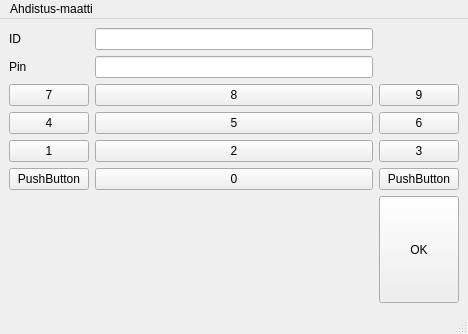
The window that bankautomat/mainwindow.ui (tvt21kmo-bank-project/group_3) describes before a commit, drawn with Qt 5.
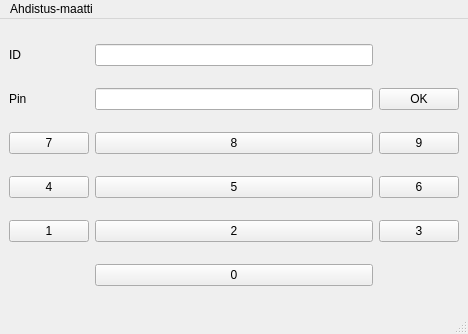
The same window after the commit.

Diff of the .ui file:
```diff
--- a/bankautomat/mainwindow.ui
+++ b/bankautomat/mainwindow.ui
@@ -264,38 +264,6 @@
       </property>
      </widget>
     </item>
-    <item row="7" column="2">
-     <widget class="QPushButton" name="pushButton_12">
-      <property name="styleSheet">
-       <string notr="true">QPushButton {
-
-  background-color:  #C0C0C0;
-    border-style: outset;
-    border-width: 2px;
-    border-radius: 10px;
-    border-color: beige;
-    min-width: 10em;
-    padding: 6px;
-	color: black;
-}♣
-
-QPushButton:pressed {
-
-  background-color: #808080;
-    border-style: outset;
-    border-width: 2px;
-    border-radius: 10px;
-    border-color: beige;
-    min-width: 10em;
-    padding: 6px;
-	color: black;
-}♣</string>
-      </property>
-      <property name="text">
-       <string>PushButton</string>
-      </property>
-     </widget>
-    </item>
     <item row="5" column="1">
      <widget class="QPushButton" name="btn2">
       <property name="styleSheet">
@@ -392,39 +360,14 @@
       </property>
      </widget>
     </item>
-    <item row="7" column="0">
-     <widget class="QPushButton" name="pushButton_10">
-      <property name="styleSheet">
-       <string notr="true">QPushButton {
-
-  background-color:  #C0C0C0;
-    border-style: outset;
-    border-width: 2px;
-    border-radius: 10px;
-    border-color: beige;
-    min-width: 10em;
-    padding: 6px;
-	color: black;
-}♣
-
-QPushButton:pressed {
-
-  background-color: #808080;
-    border-style: outset;
-    border-width: 2px;
-    border-radius: 10px;
-    border-color: beige;
-    min-width: 10em;
-    padding: 6px;
-	color: black;
-}♣</string>
-      </property>
-      <property name="text">
-       <string>PushButton</string>
+    <item row="2" column="1">
+     <widget class="QLineEdit" name="Display2">
+      <property name="maxLength">
+       <number>4</number>
       </property>
      </widget>
     </item>
-    <item row="8" column="2">
+    <item row="2" column="2">
      <widget class="QPushButton" name="btnOK">
       <property name="sizePolicy">
        <sizepolicy hsizetype="Preferred" vsizetype="Preferred">
@@ -469,13 +412,6 @@
       </property>
      </widget>
     </item>
-    <item row="2" column="1">
-     <widget class="QLineEdit" name="Display2">
-      <property name="maxLength">
-       <number>4</number>
-      </property>
-     </widget>
-    </item>
    </layout>
   </widget>
   <widget class="QMenuBar" name="menubar">
```
